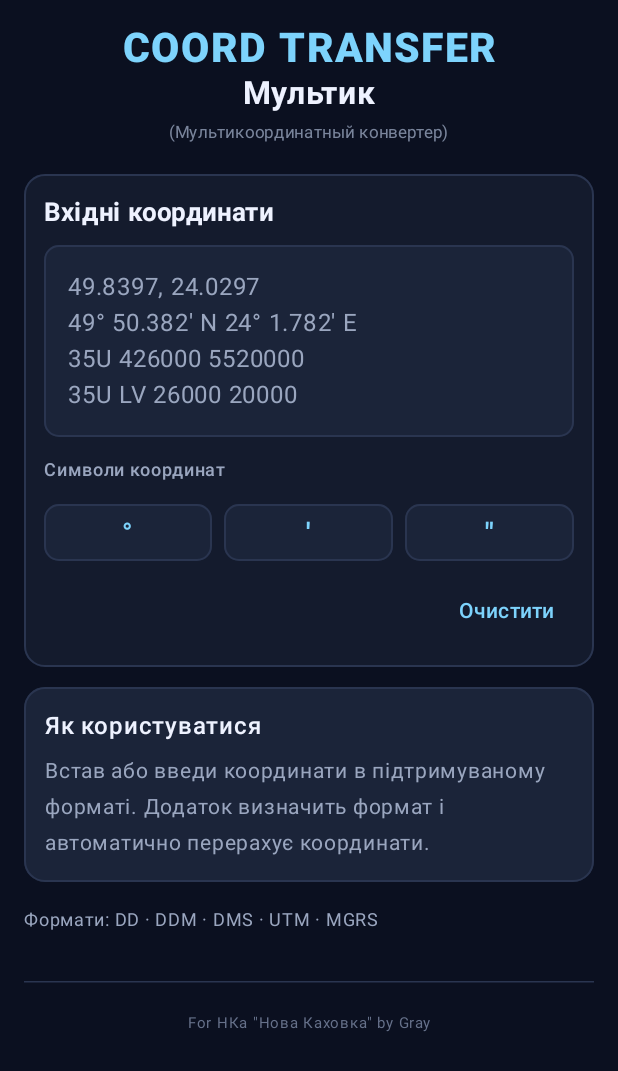
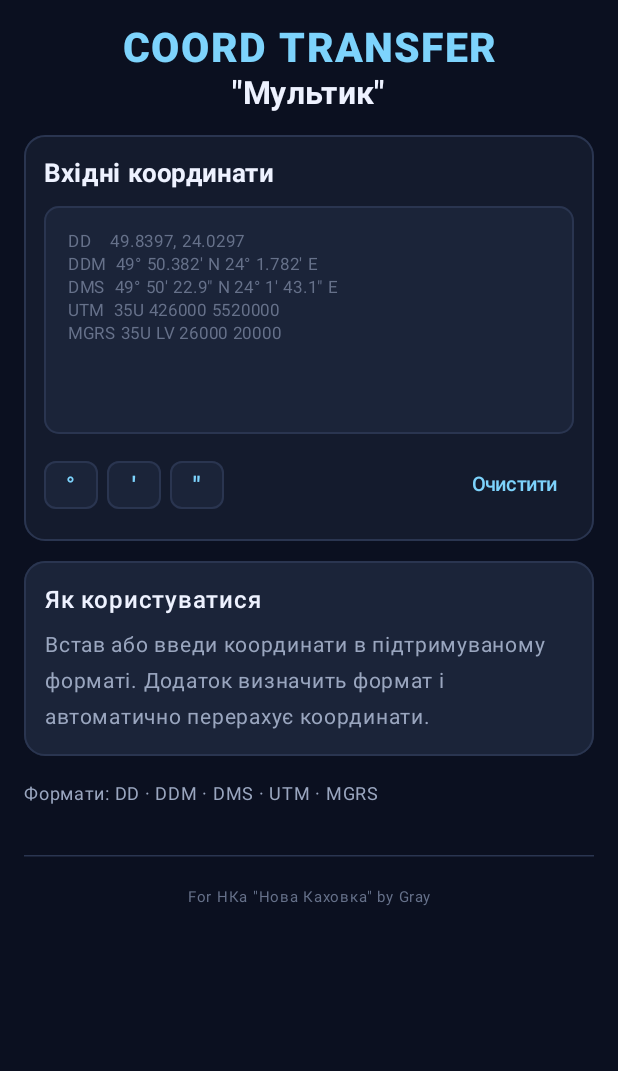
Before and after one commit to KostenkoGray/Coord-transfer, an Android app built with Jetpack Compose: the screen it shows after launch (MainActivity), on a phone screen of 412 x 824 dp. Shown: the top 1071 px of the screen. Run offline under Robolectric (Android 15) with nearby library versions, the phone set to English and light mode, and no system bars.

Commit message:
Simplify Multik header and compact coordinate controls

```diff
--- a/app/src/main/java/com/gray/coordtransfer/MainActivity.kt
+++ b/app/src/main/java/com/gray/coordtransfer/MainActivity.kt
@@ -13,6 +13,7 @@ import androidx.compose.foundation.layout.fillMaxSize
 import androidx.compose.foundation.layout.fillMaxWidth
 import androidx.compose.foundation.layout.height
 import androidx.compose.foundation.layout.padding
+import androidx.compose.foundation.layout.width
 import androidx.compose.foundation.rememberScrollState
 import androidx.compose.foundation.shape.RoundedCornerShape
 import androidx.compose.foundation.verticalScroll
@@ -149,16 +150,10 @@ private fun CoordinateConverterScreen() {
                     letterSpacing = 1.4.sp
                 )
                 Text(
-                    text = "Мультик",
+                    text = "\"Мультик\"",
                     color = TextColor,
                     fontSize = 21.sp,
                     fontWeight = FontWeight.Bold
-                )
-                Text(
-                    text = "(Мультикоординатный конвертер)",
-                    color = MutedColor.copy(alpha = 0.78f),
-                    fontSize = 11.sp,
-                    fontWeight = FontWeight.Normal
                 )
             }
 
@@ -183,16 +178,19 @@ private fun CoordinateConverterScreen() {
                         value = input,
                         onValueChange = { input = it },
                         modifier = Modifier.fillMaxWidth(),
-                        minLines = 3,
+                        minLines = 5,
                         maxLines = 5,
                         shape = RoundedCornerShape(10.dp),
                         placeholder = {
                             Text(
-                                "49.8397, 24.0297\n" +
-                                    "49° 50.382' N 24° 1.782' E\n" +
-                                    "35U 426000 5520000\n" +
-                                    "35U LV 26000 20000",
-                                color = MutedColor
+                                "DD    49.8397, 24.0297\n" +
+                                    "DDM  49° 50.382' N 24° 1.782' E\n" +
+                                    "DMS  49° 50' 22.9\" N 24° 1' 43.1\" E\n" +
+                                    "UTM  35U 426000 5520000\n" +
+                                    "MGRS 35U LV 26000 20000",
+                                color = Color(0xFF66718A),
+                                fontSize = 11.sp,
+                                lineHeight = 15.sp
                             )
                         },
                         colors = OutlinedTextFieldDefaults.colors(
@@ -217,23 +215,18 @@ private fun CoordinateConverterScreen() {
                         }
                     )
 
-                    Text(
-                        text = "Символи координат",
-                        color = MutedColor,
-                        fontSize = 12.sp,
-                        fontWeight = FontWeight.Medium
-                    )
                     Row(
                         modifier = Modifier.fillMaxWidth(),
-                        horizontalArrangement = Arrangement.spacedBy(8.dp)
+                        horizontalArrangement = Arrangement.spacedBy(6.dp),
+                        verticalAlignment = Alignment.CenterVertically
                     ) {
                         listOf("°", "'", "\"").forEach { symbol ->
                             Button(
                                 onClick = { insertSymbol(symbol) },
                                 modifier = Modifier
-                                    .weight(1f)
-                                    .height(38.dp),
-                                shape = RoundedCornerShape(10.dp),
+                                    .height(32.dp)
+                                    .width(36.dp),
+                                shape = RoundedCornerShape(8.dp),
                                 contentPadding = PaddingValues(0.dp),
                                 colors = ButtonDefaults.buttonColors(
                                     containerColor = InputColor,
@@ -243,22 +236,20 @@ private fun CoordinateConverterScreen() {
                             ) {
                                 Text(
                                     text = symbol,
-                                    fontSize = 18.sp,
+                                    fontSize = 15.sp,
                                     fontWeight = FontWeight.Bold
                                 )
                             }
                         }
+                        Spacer(modifier = Modifier.weight(1f))
+                        TextButton(
+                            onClick = { input = TextFieldValue("") },
+                            contentPadding = PaddingValues(horizontal = 10.dp, vertical = 4.dp)
+                        ) {
+                            Text("Очистити", color = AccentColor, fontSize = 13.sp)
+                        }
                     }
 
-                    Row(
-                        modifier = Modifier.fillMaxWidth(),
-                        horizontalArrangement = Arrangement.End,
-                        verticalAlignment = Alignment.CenterVertically
-                    ) {
-                        TextButton(onClick = { input = TextFieldValue("") }) {
-                            Text("Очистити", color = AccentColor)
-                        }
-                    }
                 }
             }
 
```
